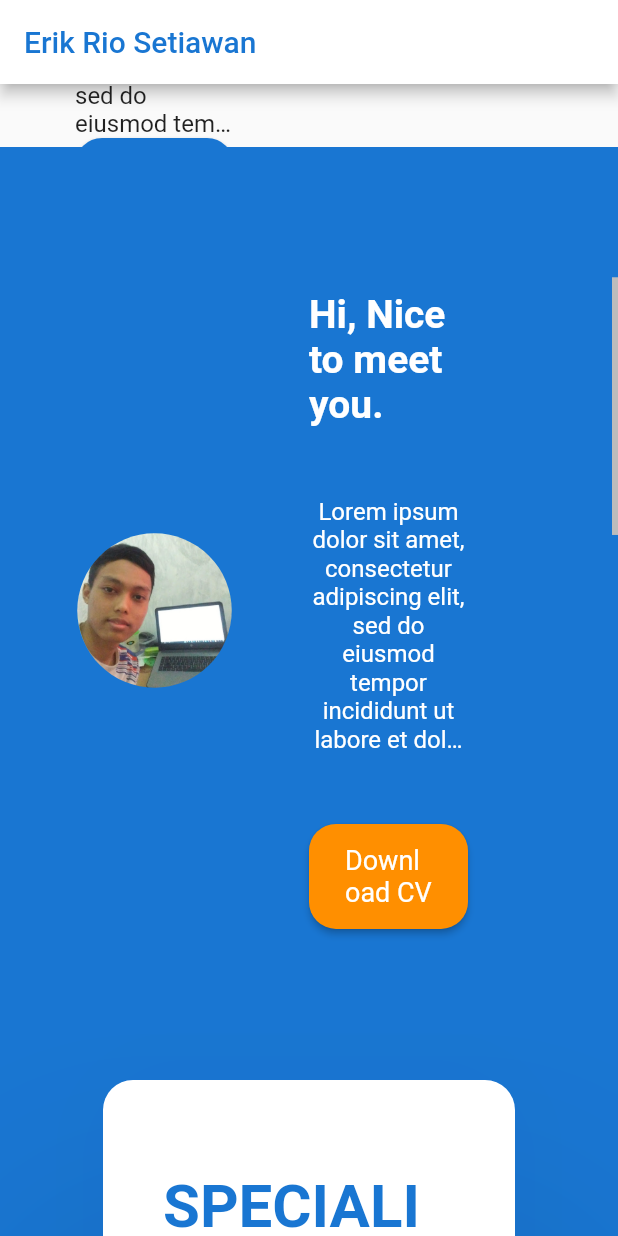
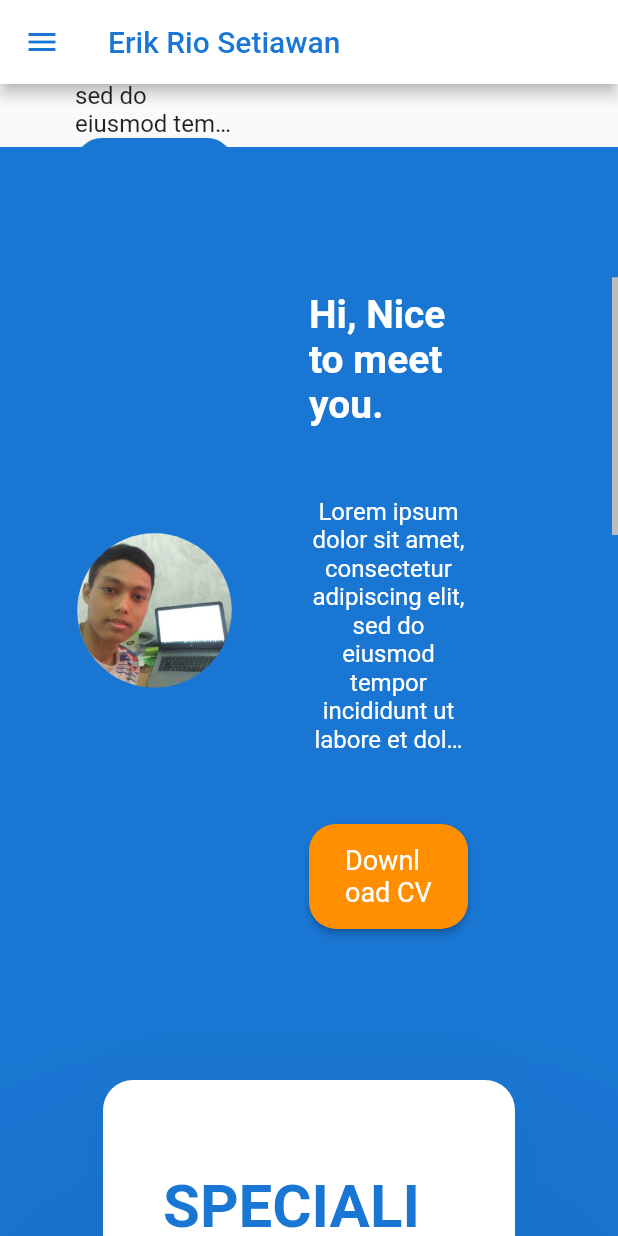
Before and after one commit to erikrios/my-portofolio-flutter, a Flutter app: the screen it shows after launch, scrolled down 576 dp, on a phone screen of 412 x 824 dp. Run offline on Flutter 3.47's test engine with Material 2 defaults, Android fonts, the phone set to English and light mode, and no system bars; our stand-ins replace carousel_slider, google_fonts; missing offline and left inert: dart:html.

Commit message:
Set the responsive drawer

```diff
--- a/lib/pages/home_page.dart
+++ b/lib/pages/home_page.dart
@@ -46,6 +46,10 @@ class HomePage extends StatelessWidget {
         }
         return Scaffold(
           appBar: getAppBar(
+            screenSize: _screenSize,
+          ),
+          drawer: getDrawer(
+            context: context,
             screenSize: _screenSize,
           ),
           body: Scrollbar(
@@ -102,6 +106,7 @@ class HomePage extends StatelessWidget {
     bool isSmallScreen = screenSize == ScreenSize.SMALL;
 
     return AppBar(
+      backgroundColor: Colors.white,
       title: isSmallScreen
           ? Text(
               'Erik Rio Setiawan',
@@ -110,9 +115,20 @@ class HomePage extends StatelessWidget {
               ),
             )
           : null,
-      backgroundColor: Colors.white,
       leading: isSmallScreen
-          ? null
+          ? Builder(
+              builder: (BuildContext context) {
+                return IconButton(
+                  icon: Icon(
+                    Icons.menu,
+                    color: Colors.blue.shade700,
+                  ),
+                  onPressed: () {
+                    Scaffold.of(context).openDrawer();
+                  },
+                );
+              },
+            )
           : Padding(
               padding: const EdgeInsets.only(left: 20),
               child: Image.asset(
@@ -129,4 +145,42 @@ class HomePage extends StatelessWidget {
             ],
     );
   }
+
+  Drawer? getDrawer(
+      {required BuildContext context, required ScreenSize screenSize}) {
+    bool isSmallScreen = screenSize == ScreenSize.SMALL;
+    if (isSmallScreen)
+      return Drawer(
+        child: ListView(
+          children: [
+            ListTile(
+              onTap: () {
+                Navigator.of(context).pop();
+              },
+              title: Text(
+                'Home',
+              ),
+            ),
+            ListTile(
+              onTap: () {
+                Navigator.of(context).pop();
+              },
+              title: Text(
+                'Blog',
+              ),
+            ),
+            ListTile(
+              onTap: () {
+                Navigator.of(context).pop();
+              },
+              title: Text(
+                'Contact',
+              ),
+            ),
+          ],
+        ),
+      );
+    else
+      return null;
+  }
 }
```
